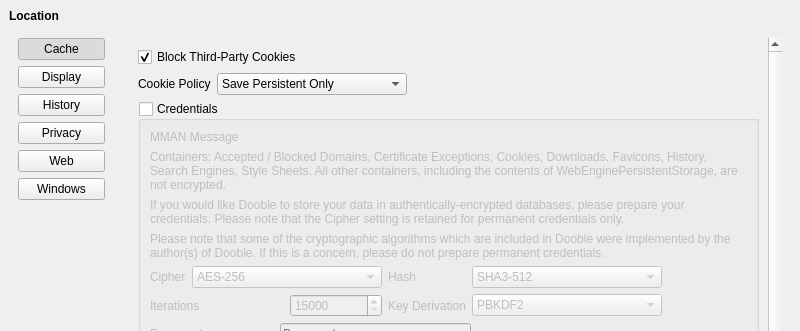
Before: the Qt Designer form UI/dooble_settings.ui in textbrowser/dooble, drawn with Qt 5; both pictures show x 0 to 800 and y 0 to 331 of the 800 by 600 pixel window.
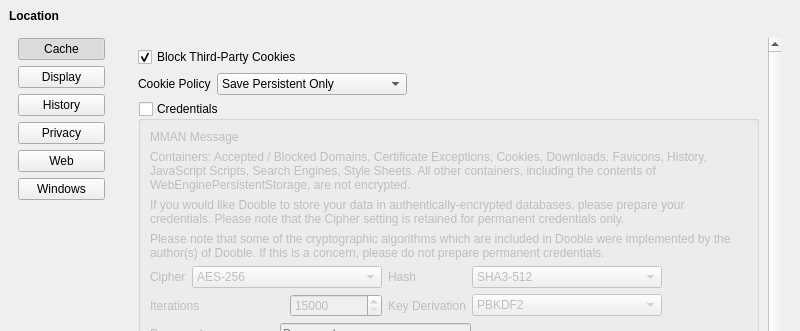
After: the same form once the commit is applied. The open tabs and pages were chosen to show the change. Icons and pictures are not drawn.

The edit to the form file:
```diff
--- a/UI/dooble_settings.ui
+++ b/UI/dooble_settings.ui
@@ -1298,7 +1298,7 @@
                  <item>
                   <widget class="QLabel" name="label_26">
                    <property name="text">
-                    <string>Containers: Accepted / Blocked Domains, Certificate Exceptions, Cookies, Downloads, Favicons, History, Search Engines, Style Sheets. All other containers, including the contents of WebEnginePersistentStorage, are not encrypted.</string>
+                    <string>&lt;html&gt;&lt;head/&gt;&lt;body&gt;&lt;p&gt;Containers: Accepted / Blocked Domains, Certificate Exceptions, Cookies, Downloads, Favicons, History, JavaScript Scripts, Search Engines, Style Sheets. All other containers, including the contents of WebEnginePersistentStorage, are not encrypted.&lt;/p&gt;&lt;/body&gt;&lt;/html&gt;</string>
                    </property>
                    <property name="wordWrap">
                     <bool>true</bool>
```
